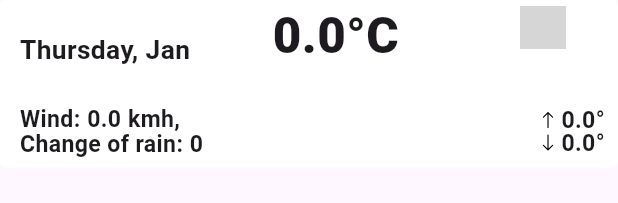
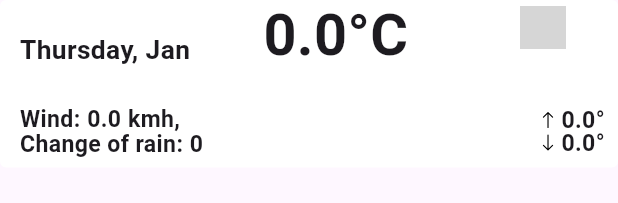
Before and after one commit to SViRaS/weather_app, a Flutter app: the MainCard widget shown alone on an empty page, opened directly with empty values, on a phone screen of 412 x 824 dp. Shown: the top 203 px of the screen. Run offline on Flutter 3.47's test engine with Material 2 defaults, Android fonts, the phone set to English and light mode, and no system bars; our stand-ins replace bloc, flutter_bloc, flutter_screenutil, flutter_svg, geolocator; network calls fail; grey boxes are pictures that could not be loaded.

Commit message:
add day containers on weather screen

```diff
--- a/lib/features/presentation/pages/weather_screen/widgets/main_card_widget.dart
+++ b/lib/features/presentation/pages/weather_screen/widgets/main_card_widget.dart
@@ -35,52 +35,46 @@ class MainCard extends StatelessWidget {
                         child: Column(
                           crossAxisAlignment: CrossAxisAlignment.start,
                           children: [
-                            Text(weather.localtime.toString(),
-                                style: TextStyle(
-                                    fontSize: 14.sp,
-                                    height: 14 / 14,
-                                    fontWeight: FontWeight.w600)),
+                            Text(
+                              weather.localtime.toString(),
+                              style: AppTextStyle().mainCard14spText,
+                            ),
                             SizedBox(
                               height: 4.h,
                             ),
                             Text(
-                                DateUtil.formattedDate_yMd(
+                                DateUtil.formattedDate_EEEE_MMM(
                                     DateTime.fromMillisecondsSinceEpoch(
                                         weather.date! * 1000)),
-                                style: TextStyle(
-                                    fontSize: 16.sp,
-                                    height: 16 / 16,
-                                    fontWeight: FontWeight.w600)),
+                                style: AppTextStyle().mainCard16spText),
                           ],
                         ),
                       ),
                     ],
                   ),
-                  Text('${weather.current_tempCelsium}°C',
-                      style: TextStyle(
-                          fontSize: 30.sp,
-                          height: 30 / 30,
-                          fontWeight: FontWeight.w800)),
+                  Text(
+                    '${weather.current_tempCelsium}°C',
+                    style: AppTextStyle().mainCard35spText,
+                  ),
                   Column(
                     children: [
-                      SizedBox(height: 4.h,),
+                      SizedBox(
+                        height: 4.h,
+                      ),
                       SizedBox(
                         width: 28.w,
                         height: 28.h,
-                        child: Image.network(
-                            'https:${weather.networkImage}'),
+                        child: Image.network('https:${weather.networkImage}'),
                       ),
                       SizedBox(
                           width: 75.w,
                           child: Text(
-                              weather.weatherCondition.toString(),
-                              textAlign: TextAlign.center,
-                              maxLines: 2,
-                              overflow: TextOverflow.ellipsis,
-                              style: TextStyle(
-                                  fontSize: 14.sp,
-                                  height: 14 / 14,
-                                  fontWeight: FontWeight.w600))),
+                            weather.weatherCondition.toString(),
+                            textAlign: TextAlign.center,
+                            maxLines: 2,
+                            overflow: TextOverflow.ellipsis,
+                            style: AppTextStyle().mainCard14spText,
+                          )),
                     ],
                   )
                 ],
@@ -96,35 +90,29 @@ class MainCard extends StatelessWidget {
                           children: [
                             Text(
                               'Wind:',
-                              style: TextStyle(
-                                  fontSize: 14.sp,
-                                  height: 14 / 14,
-                                  fontWeight: FontWeight.w600),
+                              style: AppTextStyle().mainCard14spText,
                             ),
                             SizedBox(
                               width: 4.w,
                             ),
-                            Text(weather.wind_kph.toString(),
-                                style: TextStyle(
-                                    fontSize: 14.sp,
-                                    height: 14 / 14,
-                                    fontWeight: FontWeight.w600)),
+                            Text(
+                              weather.wind_kph.toString(),
+                              style: AppTextStyle().mainCard14spText,
+                            ),
                             SizedBox(
                               width: 4.w,
                             ),
-                            Text('kmh,',
-                                style: TextStyle(
-                                    fontSize: 14.sp,
-                                    height: 14 / 14,
-                                    fontWeight: FontWeight.w600)),
+                            Text(
+                              'kmh,',
+                              style: AppTextStyle().mainCard14spText,
+                            ),
                             SizedBox(
                               width: 4.w,
                             ),
-                            Text(weather.wind_dir.toString(),
-                                style: TextStyle(
-                                    fontSize: 14.sp,
-                                    height: 14 / 14,
-                                    fontWeight: FontWeight.w600)),
+                            Text(
+                              weather.wind_dir.toString(),
+                              style: AppTextStyle().mainCard14spText,
+                            ),
                           ],
                         ),
                         SizedBox(
@@ -133,16 +121,12 @@ class MainCard extends StatelessWidget {
                         Row(
                           children: [
                             Text('Change of rain:',
-                                style: TextStyle(
-                                    fontSize: 14.sp,
-                                    height: 14 / 14,
-                                    fontWeight: FontWeight.w600)),
+                                style: AppTextStyle().mainCard14spText),
                             SizedBox(width: 4.w),
-                            Text('${weather.chance_of_rain}',
-                                style: TextStyle(
-                                    fontSize: 14.sp,
-                                    height: 14 / 14,
-                                    fontWeight: FontWeight.w600))
+                            Text(
+                              '${weather.chance_of_rain}',
+                              style: AppTextStyle().mainCard14spText,
+                            ),
                           ],
                         )
                       ],
@@ -159,27 +143,29 @@ class MainCard extends StatelessWidget {
                               width: 12.w,
                               height: 12.h,
                             ),
-                            SizedBox(width: 2.w,),
-                            Text('${weather.max_tempCelsium_of_day}°',
-                                style: TextStyle(
-                                    fontSize: 14.sp,
-                                    height: 14 / 14,
-                                    fontWeight: FontWeight.w600)),
+                            SizedBox(
+                              width: 2.w,
+                            ),
+                            Text(
+                              '${weather.max_tempCelsium_of_day}°',
+                              style: AppTextStyle().mainCard14spText,
+                            ),
                           ],
                         ),
                         Row(
                           children: [
                             SvgPicture.asset(
                               'assets/icons/arrow_down.svg',
+                              width: 12.w,
                               height: 12.h,
-                              width: 12.w,
                             ),
-                            SizedBox(width: 2.w,),
-                            Text('${weather.min_tempCelsium_of_day}°',
-                                style: TextStyle(
-                                    fontSize: 14.sp,
-                                    height: 14 / 14,
-                                    fontWeight: FontWeight.w600)),
+                            SizedBox(
+                              width: 2.w,
+                            ),
+                            Text(
+                              '${weather.min_tempCelsium_of_day}°',
+                              style: AppTextStyle().mainCard14spText,
+                            ),
                           ],
                         )
                       ],
--- a/lib/features/resources/app_constants/app_date_time_format.dart
+++ b/lib/features/resources/app_constants/app_date_time_format.dart
@@ -6,9 +6,10 @@ class DateUtil {
   static String formattedDate_yMMMEd(DateTime dateTime) {
     return DateFormat('EEE, MMM d, y').format(dateTime);
   }
-  static String formattedDate_yMd(DateTime dateTime) {
+  static String formattedDate_EEEE_MMM(DateTime dateTime) {
     return DateFormat('EEEE, MMM').format(dateTime);
   }
+  static String formattedDate_EEEE_d(DateTime dateTime) {
+    return DateFormat('EEEE, d').format(dateTime);
+  }
 }
-
-//
--- a/lib/features/resources/app_constants/app_text_styles.dart
+++ b/lib/features/resources/app_constants/app_text_styles.dart
@@ -27,7 +27,8 @@ class AppTextStyle {
     fontSize: 21.sp,
     fontWeight: FontWeight.w600,
     color: AppColors.appbodyColor,
-      height: 21 / 21);
+    height: 21 / 21,
+  );
 
   final pleaseWaitText = TextStyle(
     color: Colors.white,
@@ -35,4 +36,28 @@ class AppTextStyle {
     fontSize: 20.sp,
     height: 20 / 20,
   );
+
+  final mainCard14spText = TextStyle(
+    fontSize: 14.sp,
+    height: 14 / 14,
+    fontWeight: FontWeight.w600,
+  );
+
+  final mainCard16spText = TextStyle(
+    fontSize: 16.sp,
+    height: 16 / 16,
+    fontWeight: FontWeight.w600,
+  );
+
+  final mainCard35spText = TextStyle(
+    fontSize: 35.sp,
+    height: 35 / 35,
+    fontWeight: FontWeight.w700,
+  );
+
+  final forecastForNextDaysText = TextStyle(
+      fontSize: 24.sp,
+      height: 24 / 24,
+      fontWeight: FontWeight.bold,
+      color: AppColors.darkColor);
 }
--- a/lib/repositories/weather_repository/models/weather_model.dart
+++ b/lib/repositories/weather_repository/models/weather_model.dart
@@ -13,30 +13,30 @@ class WeatherModel {
   int? date;
   String? networkImage;
   String? weatherCondition;
-  // int? date_2;
-  // double? tempCelsium_2;
-  // String? networkImage_2;
-  // int? date_3;
-  // double? tempCelsium_3;
-  // String? networkImage_3;
-  // int? date_4;
-  // double? tempCelsium_4;
-  // String? networkImage_4;
-  // int? date_5;
-  // double? tempCelsium_5;
-  // String? networkImage_5;
-  // int? date_6;
-  // double? tempCelsium_6;
-  // String? networkImage_6;
-  // int? date_7;
-  // double? tempCelsium_7;
-  // String? networkImage_7;
-  // int? date_8;
-  // double? tempCelsium_8;
-  // String? networkImage_8;
-  // int? date_9;
-  // double? tempCelsium_9;
-  // String? networkImage_9;
+  int? date_2th_day;
+  double? tempCelsium_2th_day;
+  String? networkImage_2th_day;
+  int? date_3th_day;
+  double? tempCelsium_3th_day;
+  String? networkImage_3th_day;
+  //  int? date_4th_day;
+  // double? tempCelsium_4th_day;
+  // String? networkImage_4th_day;
+  // int? date_5th_day;
+  // double? tempCelsium_5th_day;
+  // String? networkImage_5th_day;
+  // int? date_6th_day;
+  // double? tempCelsium_6th_day;
+  // String? networkImage_6th_day;
+  // int? date_7th_day;
+  // double? tempCelsium_7th_day;
+  // String? networkImage_7th_day;
+  // int? date_8th_day;
+  // double? tempCelsium_8th_day;
+  // String? networkImage_8th_day;
+  // int? date_9th_day;
+  // double? tempCelsium_9th_day;
+  // String? networkImage_9th_day;
 
 
   WeatherModel(
@@ -51,30 +51,30 @@ class WeatherModel {
       this.chance_of_rain,
       this.date,
       this.networkImage,
-      // this.date_2,
-      // this.networkImage_2,
-      // this.tempCelsium_2,
-      // this.date_3,
-      // this.networkImage_3,
-      // this.tempCelsium_3,
-      // this.date_4,
-      // this.networkImage_4,
-      // this.tempCelsium_4,
-      // this.date_5,
-      // this.networkImage_5,
-      // this.tempCelsium_5,
-      // this.date_6,
-      // this.networkImage_6,
-      // this.tempCelsium_6,
-      // this.date_7,
-      // this.networkImage_7,
-      // this.tempCelsium_7,
-      // this.date_8,
-      // this.networkImage_8,
-      // this.tempCelsium_8,
-      // this.date_9,
-      // this.networkImage_9,
-      // this.tempCelsium_9,
+      this.date_2th_day,
+      this.networkImage_2th_day,
+      this.tempCelsium_2th_day,
+      this.date_3th_day,
+      this.networkImage_3th_day,
+      this.tempCelsium_3th_day,
+      // this.date_4th_day,
+      // this.networkImage_4th_day,
+      // this.tempCelsium_4th_day,
+      // this.date_5th_day,
+      // this.networkImage_5th_day,
+      // this.tempCelsium_5th_day,
+      // this.date_6th_day,
+      // this.networkImage_6th_day,
+      // this.tempCelsium_6th_day,
+      // this.date_7th_day,
+      // this.networkImage_7th_day,
+      // this.tempCelsium_7th_day,
+      // this.date_8th_day,
+      // this.networkImage_8th_day,
+      // this.tempCelsium_8th_day,
+      // this.date_9th_day,
+      // this.networkImage_9th_day,
+      // this.tempCelsium_9th_day,
       this.weatherCondition,
       );
 
@@ -91,32 +91,32 @@ class WeatherModel {
     date = json['location']['localtime_epoch'];
     networkImage = json['current']['condition']['icon'];
     weatherCondition = json['current']['condition']['text'];
-    // date_2 = json['forecast']['forecastday'][1]['date_epoch'];
-    // tempCelsium_2 = json['forecast']['forecastday'][1]['day']['avgtemp_c'];
-    // networkImage_2 = json['forecast']['forecastday'][1]['day']['condition']['icon'];
-    // date_3 = json['forecast']['forecastday'][2]['date_epoch'];
-    // tempCelsium_3 = json['forecast']['forecastday'][2]['day']['avgtemp_c'];
-    // networkImage_3 = json['forecast']['forecastday'][2]['day']['condition']['icon'];
-    // date_4 = json['forecast']['forecastday'][3]['date_epoch'];
-    // tempCelsium_4 = json['forecast']['forecastday'][3]['day']['avgtemp_c'];
-    // networkImage_4 = json['forecast']['forecastday'][3]['day']['condition']['icon'];
-    // date_5 = json['forecast']['forecastday'][4]['date_epoch'];
-    // tempCelsium_5 = json['forecast']['forecastday'][4]['day']['avgtemp_c'];
-    // networkImage_5 = json['forecast']['forecastday'][4]['day']['condition']['icon'];
-    // date_6 = json['forecast']['forecastday'][5]['date_epoch'];
-    // tempCelsium_6 = json['forecast']['forecastday'][5]['day']['avgtemp_c'];
-    // networkImage_6 = json['forecast']['forecastday'][5]['day']['condition']['icon'];
-    // date_6 = json['forecast']['forecastday'][6]['date_epoch'];
-    // tempCelsium_6 = json['forecast']['forecastday'][6]['day']['avgtemp_c'];
-    // networkImage_6 = json['forecast']['forecastday'][6]['day']['condition']['icon'];
-    // date_7 = json['forecast']['forecastday'][7]['date_epoch'];
-    // tempCelsium_7 = json['forecast']['forecastday'][7]['day']['avgtemp_c'];
-    // networkImage_7 = json['forecast']['forecastday'][7]['day']['condition']['icon'];
-    // date_8 = json['forecast']['forecastday'][8]['date_epoch'];
-    // tempCelsium_8 = json['forecast']['forecastday'][8]['day']['avgtemp_c'];
-    // networkImage_8 = json['forecast']['forecastday'][8]['day']['condition']['icon'];
-    // date_9 = json['forecast']['forecastday'][9]['date_epoch'];
-    // tempCelsium_9 = json['forecast']['forecastday'][9]['day']['avgtemp_c'];
-    // networkImage_9 = json['forecast']['forecastday'][9]['day']['condition']['icon'];
+    date_2th_day = json['forecast']['forecastday'][1]['date_epoch'];
+    tempCelsium_2th_day = json['forecast']['forecastday'][1]['day']['avgtemp_c'];
+    networkImage_2th_day = json['forecast']['forecastday'][1]['day']['condition']['icon'];
+    date_3th_day = json['forecast']['forecastday'][2]['date_epoch'];
+    tempCelsium_3th_day = json['forecast']['forecastday'][2]['day']['avgtemp_c'];
+    networkImage_3th_day = json['forecast']['forecastday'][2]['day']['condition']['icon'];
+    // date_4th_day = json['forecast']['forecastday'][3]['date_epoch'];
+    // tempCelsium_4th_day = json['forecast']['forecastday'][3]['day']['avgtemp_c'];
+    // networkImage_4th_day = json['forecast']['forecastday'][3]['day']['condition']['icon'];
+    // date_5th_day = json['forecast']['forecastday'][4]['date_epoch'];
+    // tempCelsium_5th_day = json['forecast']['forecastday'][4]['day']['avgtemp_c'];
+    // networkImage_5th_day = json['forecast']['forecastday'][4]['day']['condition']['icon'];
+    // date_6th_day = json['forecast']['forecastday'][5]['date_epoch'];
+    // tempCelsium_6th_day = json['forecast']['forecastday'][5]['day']['avgtemp_c'];
+    // networkImage_6th_day = json['forecast']['forecastday'][5]['day']['condition']['icon'];
+    // date_6th_day = json['forecast']['forecastday'][6]['date_epoch'];
+    // tempCelsium_6th_day = json['forecast']['forecastday'][6]['day']['avgtemp_c'];
+    // networkImage_6th_day = json['forecast']['forecastday'][6]['day']['condition']['icon'];
+    // date_7th_day = json['forecast']['forecastday'][7]['date_epoch'];
+    // tempCelsium_7th_day = json['forecast']['forecastday'][7]['day']['avgtemp_c'];
+    // networkImage_7th_day = json['forecast']['forecastday'][7]['day']['condition']['icon'];
+    // date_8th_day = json['forecast']['forecastday'][8]['date_epoch'];
+    // tempCelsium_8th_day = json['forecast']['forecastday'][8]['day']['avgtemp_c'];
+    // networkImage_8th_day = json['forecast']['forecastday'][8]['day']['condition']['icon'];
+    // date_9th_day = json['forecast']['forecastday'][9]['date_epoch'];
+    // tempCelsium_9th_day = json['forecast']['forecastday'][9]['day']['avgtemp_c'];
+    // networkImage_9th_day = json['forecast']['forecastday'][9]['day']['condition']['icon'];
   }
 }
```
Also changed, not shown: lib/features/presentation/pages/weather_screen/weather_screen.dart (+35 -8 lines), lib/features/presentation/pages/weather_screen/widgets/day_container.dart (+40 -18 lines). Lines whose indentation alone changed are shown as unchanged.
